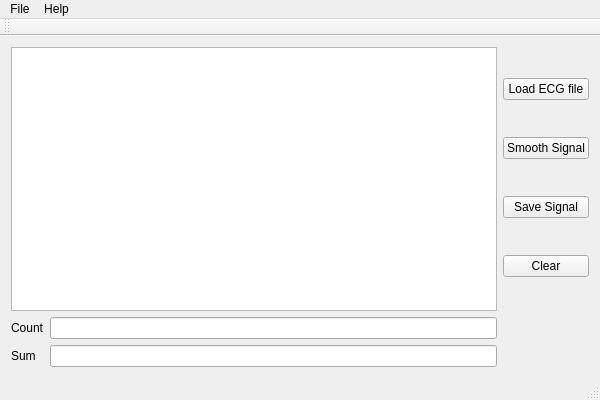
This is Electrocardiogram-GUI/ElectrocardiogramGUI.ui in FrostByteGER/HSB-Electrocardiogram as Qt 5 draws it before an edit. The edited form follows.
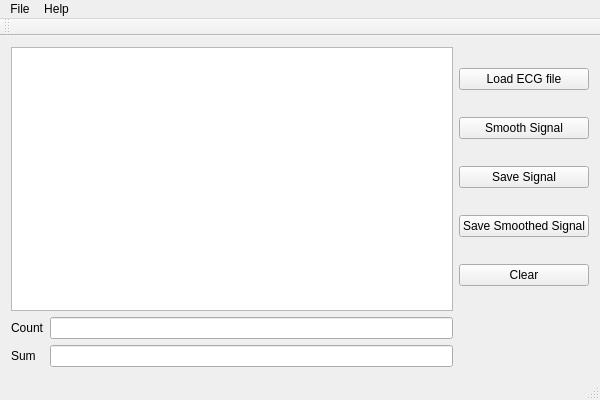
This is the edited form. Custom widgets are drawn as their Qt base class.

```diff
--- a/Electrocardiogram-GUI/ElectrocardiogramGUI.ui
+++ b/Electrocardiogram-GUI/ElectrocardiogramGUI.ui
@@ -38,6 +38,13 @@
         </property>
        </widget>
       </item>
+      <item>
+       <widget class="QPushButton" name="btnSaveSmoothed">
+        <property name="text">
+         <string>Save Smoothed Signal</string>
+        </property>
+       </widget>
+      </item>
       <item>
        <widget class="QPushButton" name="btnClear">
         <property name="text">
```
Left out of the diff: 27 changed lines with no effect on the pictures.
